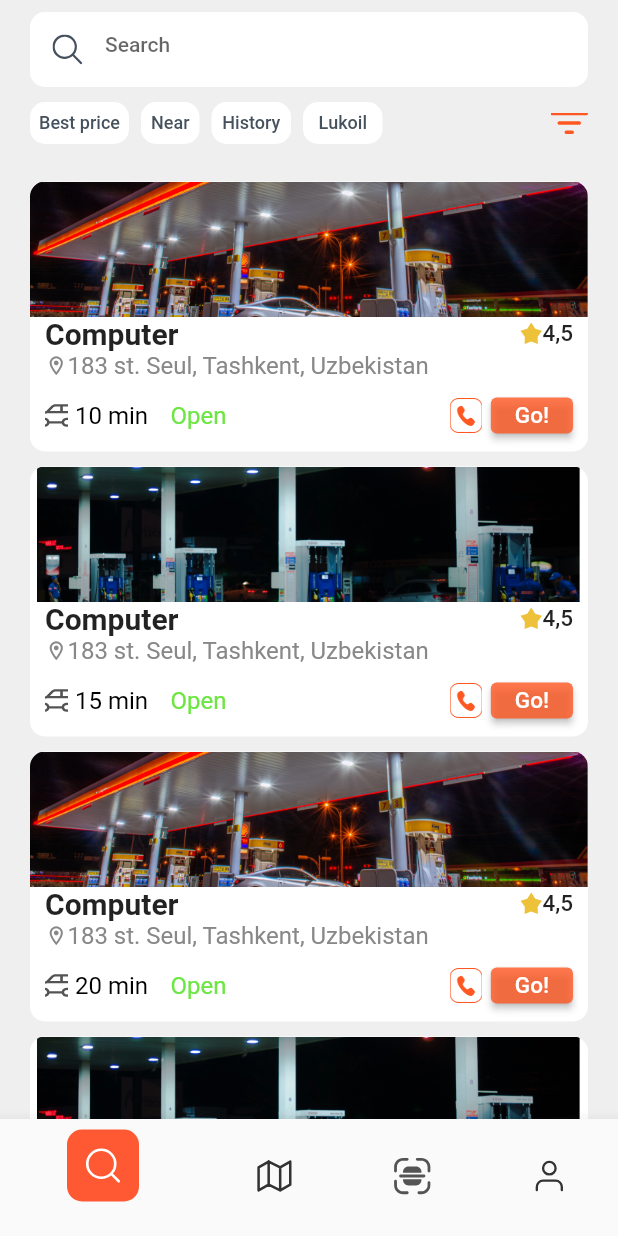
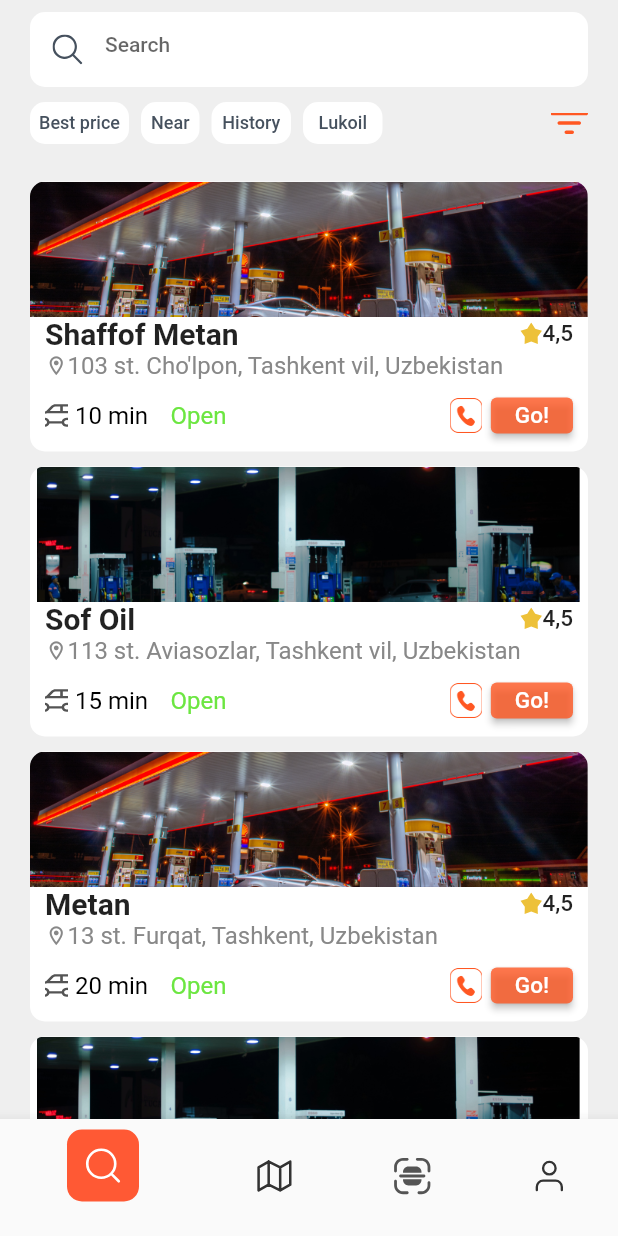
Before and after one commit to Boburbek6010/fuel_zone, a Flutter app: the screen it shows after launch, on a phone screen of 412 x 824 dp. Run offline on Flutter 3.47's test engine with Material 2 defaults, Android fonts, the light colour scheme and no system bars; our stand-ins replace flutter_riverpod, flutter_svg, geolocator, google_maps_flutter, smooth_page_indicator; missing offline and left inert: a package; project files that could hold a hidden picture were left out.

Commit message:
6-commit, Xurshidjon, added fixed errors

```diff
--- a/lib/src/data/mock_data.dart
+++ b/lib/src/data/mock_data.dart
@@ -4,8 +4,8 @@
 List<Map<String, dynamic>> categoriesMock = [
   {
     "id": 1,
-    "stationName": 'Computer',
-    "address": '183 st. Seul, Tashkent, Uzbekistan',
+    "stationName": 'Shaffof Metan',
+    "address": '103 st. Cho\'lpon, Tashkent vil, Uzbekistan',
     "time": '10 min',
     "openOrClose": 'Open',
     "locationNumber1": '',
@@ -13,8 +13,8 @@
   },
   {
     "id": 2,
-    "stationName": 'Computer',
-    "address": '183 st. Seul, Tashkent, Uzbekistan',
+    "stationName": 'Sof Oil',
+    "address": '113 st. Aviasozlar, Tashkent vil, Uzbekistan',
     "time": '15 min',
     "openOrClose": 'Open',
     "locationNumber1": '',
@@ -23,8 +23,8 @@
 
   {
     "id": 3,
-    "stationName": 'Computer',
-    "address": '183 st. Seul, Tashkent, Uzbekistan',
+    "stationName": 'Metan',
+    "address": '13 st. Furqat, Tashkent, Uzbekistan',
     "time": '20 min',
     "openOrClose": 'Open',
     "locationNumber1": '',
@@ -33,7 +33,7 @@
 
   {
     "id": 4,
-    "stationName": 'Computer',
+    "stationName": 'Mustang',
     "address": '183 st. Seul, Tashkent, Uzbekistan',
     "time": '30 min',
     "openOrClose": 'Open',
@@ -43,7 +43,7 @@
 
   {
     "id": 5,
-    "stationName": 'Computer',
+    "stationName": 'Premium',
     "address": '183 st. Seul, Tashkent, Uzbekistan',
     "time": '35 min',
     "openOrClose": 'Open',
@@ -53,7 +53,7 @@
 
   {
     "id": 6,
-    "stationName": 'Computer',
+    "stationName": 'Uz Gaz Oil',
     "address": '183 st. Seul, Tashkent, Uzbekistan',
     "time": '40 min',
     "openOrClose": 'Open',
--- a/lib/src/features/main/presentation/map/page/map_page.dart
+++ b/lib/src/features/main/presentation/map/page/map_page.dart
@@ -27,7 +27,6 @@
               zoom: ref.read(mapController).zoom,
             ),
             onMapCreated: (GoogleMapController controller) {
-              ref.read(mapController).mapController.complete(controller);
               ref.read(mapController).googleMapController = controller;
             },
           ),
```
